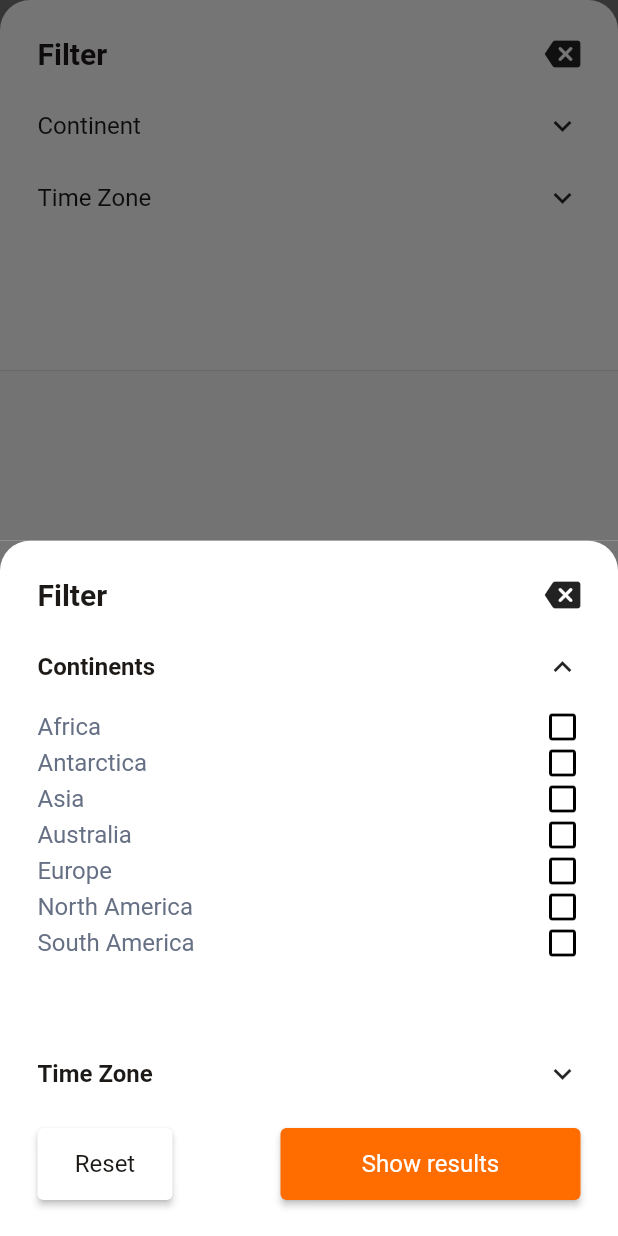
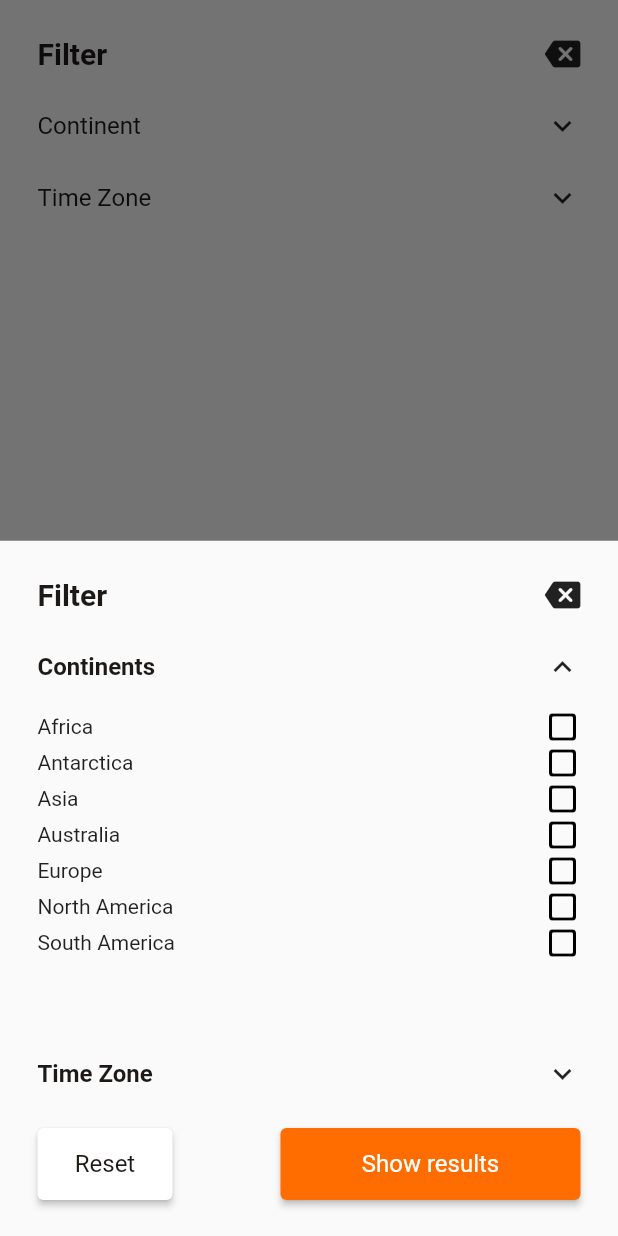
Before and after one commit to Peteribrahim1/countries, a Flutter app: the Filter widget shown alone on an empty page, opened directly, after a tap on "Continent", on a phone screen of 412 x 824 dp. Run offline on Flutter 3.47's test engine with Material 2 defaults, Android fonts, the phone set to English and light mode, and no system bars; our stand-ins replace card_swiper, shared_preferences; missing offline and left inert: switcher_button; accounts and stored records are empty; network calls fail.

Commit message:
Second Commit
Thia is another new commit, but not the final; More coming.

```diff
--- a/lib/widgets/continent.dart
+++ b/lib/widgets/continent.dart
@@ -38,15 +38,16 @@ class _ContinentState extends State<Continent> {
   Widget build(BuildContext context) {
     final themeProvider = context.watch<ThemeModel>();
     return Container(
-      color: Color(0xff757575),
+    //  color: Color(0xff757575),
       child: Container(
         padding: EdgeInsets.symmetric(vertical: 24, horizontal: 25),
         decoration: BoxDecoration(
           borderRadius: BorderRadius.only(
             topLeft: Radius.circular(20),
             topRight: Radius.circular(20),
+
           ),
-          color: Colors.white,
+       //   color: Colors.white,
         ),
         child: Column(
           crossAxisAlignment: CrossAxisAlignment.start,
@@ -89,7 +90,7 @@ class _ContinentState extends State<Continent> {
                     children: [
                       Text(
                         continent,
-                        style: Styles.fadedmodalTextStyle,
+                       // style: Styles.fadedmodalTextStyle,
                       ),
                       InkWell(
                         onTap: () {
@@ -103,9 +104,8 @@ class _ContinentState extends State<Continent> {
 
                           });
                         },
-                        child: Icon(selectedContinents.contains(continent)?  Icons.check_box : Icons.check_box_outline_blank_outlined,
-                        color: themeProvider.isDark ? Colors.white
-                          : Colors.black,)
+                        child: Icon(selectedContinents.contains(continent) ?  Icons.check_box_outlined : Icons.check_box_outline_blank_rounded, color:
+                          themeProvider.isDark ? Colors.white : Colors.black,),
 
                       ),
                     ],
--- a/lib/widgets/filter.dart
+++ b/lib/widgets/filter.dart
@@ -9,7 +9,7 @@ class Filter extends StatelessWidget {
   @override
   Widget build(BuildContext context) {
     return Container(
-      color: Color(0xff757575),
+     // color: Color(0xff757575),
       child: Container(
         height: MediaQuery.of(context).size.height * 0.30,
         padding: EdgeInsets.symmetric(vertical: 24, horizontal: 25),
@@ -18,7 +18,7 @@ class Filter extends StatelessWidget {
             topLeft: Radius.circular(20),
             topRight: Radius.circular(20),
           ),
-          color: Colors.white,
+         // color: Colors.white,
         ),
         child: Column(
           crossAxisAlignment: CrossAxisAlignment.start,
--- a/lib/widgets/themeModel.dart
+++ b/lib/widgets/themeModel.dart
@@ -16,6 +16,7 @@ class ThemeModel extends ChangeNotifier {
   set isDark(bool value) {
     _isDark = value;
     themeSharedPrefrences.setTheme(value);
+    print(_isDark);
     notifyListeners();
   }
 
```
Also changed, not shown: lib/screens/country_details_screen.dart (+30 -8 lines), lib/screens/search_country_screen.dart (+14 -0 lines).
